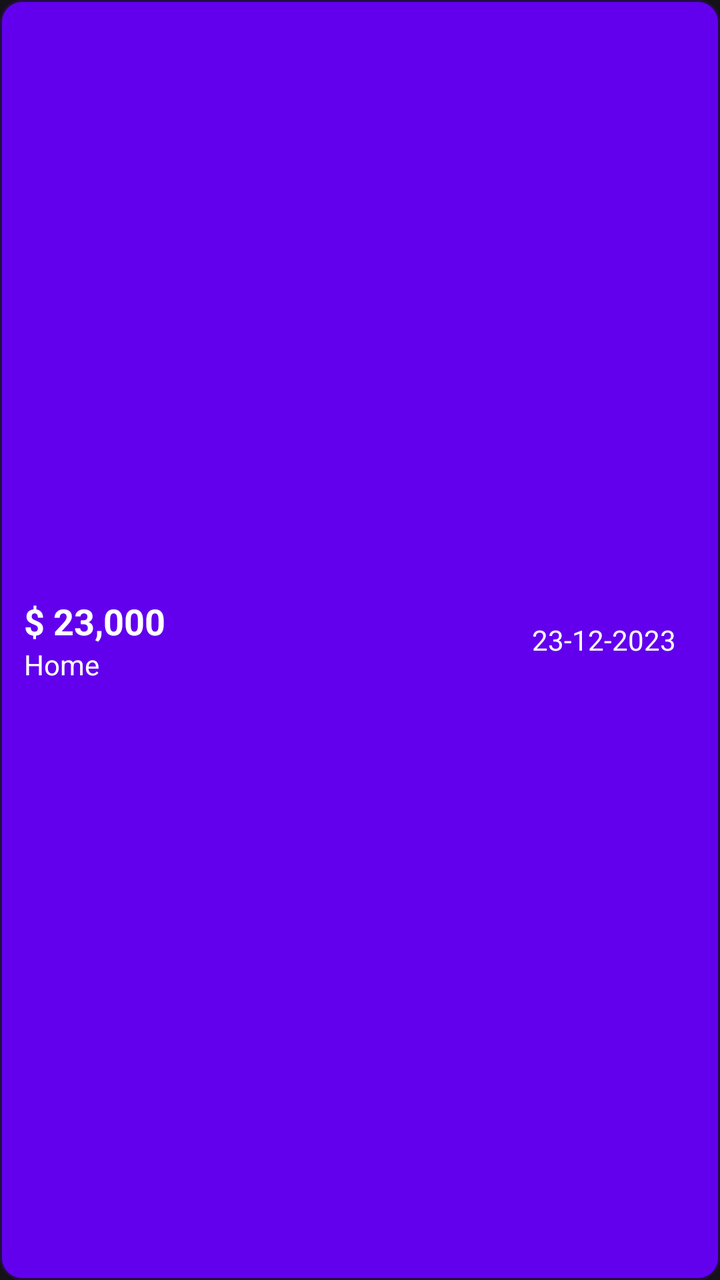
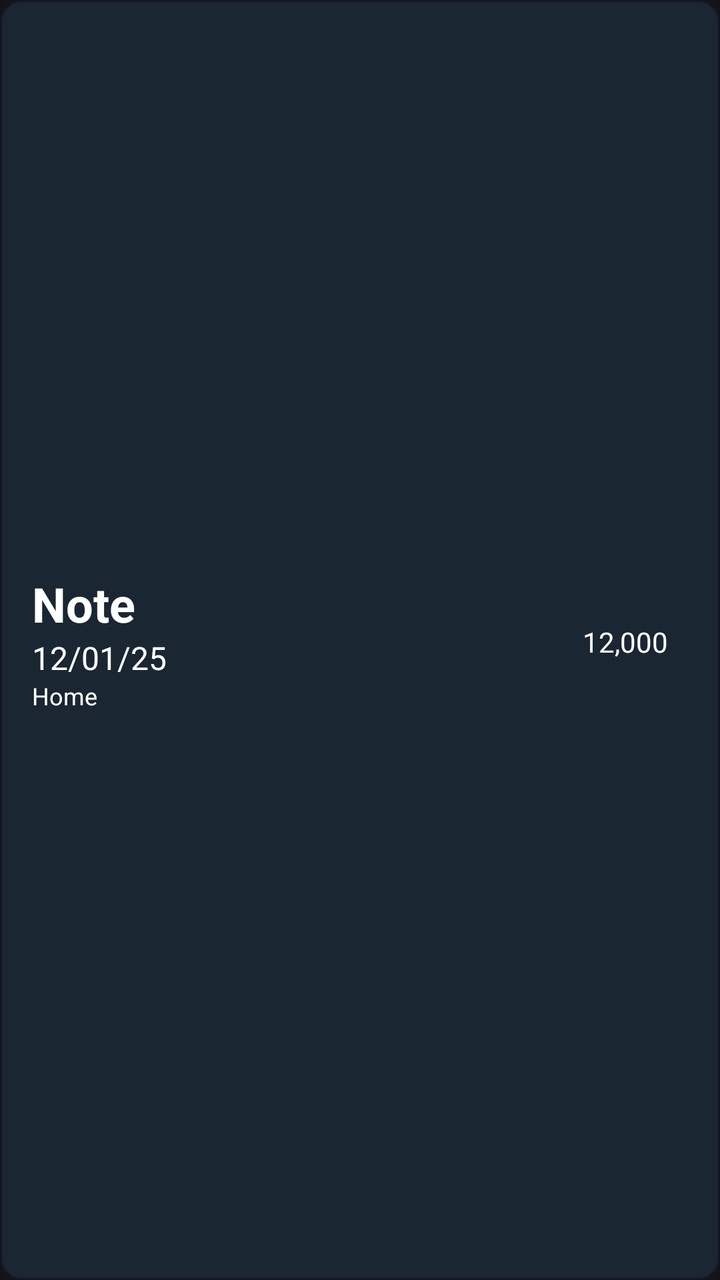

Two renders of the same Android screen: before a commit and after it. Below are the layout's source before the change and the commit's diff.
<!-- AndroidManifest.xml: application theme Theme.Material3.Dark.NoActionBar -->
<!-- res/layout/expense_item.xml -->
<?xml version="1.0" encoding="utf-8"?>
<LinearLayout xmlns:android="http://schemas.android.com/apk/res/android"
    android:orientation="horizontal"
    android:layout_width="match_parent"
    android:layout_height="wrap_content"
    android:padding="12dp"
    android:layout_marginBottom="10dp"
    android:gravity="center_vertical"
    android:backgroundTint="@color/purple_500"
    android:background="@drawable/inputs">

    
    <LinearLayout
        android:layout_width="0dp"
        android:layout_weight="2"
        android:layout_height="wrap_content"
        android:orientation="vertical">

        <TextView

            android:id="@+id/expenseDisplay"
            android:layout_width="wrap_content"
            android:layout_height="wrap_content"
            android:text="$ 23,000"
            android:textStyle="bold"
            android:textColor="@android:color/white"
            android:textSize="18sp"/>

        <TextView

            android:textColor="@color/white"
            android:id="@+id/categoryDisplay"
            android:layout_width="wrap_content"
            android:layout_height="wrap_content"
            android:text="Home"
            android:textSize="14sp"/>
    </LinearLayout>

    
    <TextView
        android:id="@+id/dateDisplay"
        android:layout_width="wrap_content"
        android:layout_height="wrap_content"
        android:text="23-12-2023"
        android:textColor="@android:color/white"
        android:textSize="14sp"
        android:layout_marginStart="10dp"
        android:layout_marginEnd="10dp"/>

</LinearLayout>
<!-- resources referenced by this layout -->
<resources>
  <color name="purple_500">#FF6200EE</color>
  <color name="white">#FFFFFFFF</color>
  <!-- drawable inputs (drawable) -->
  <?xml version="1.0" encoding="utf-8"?>
  <shape xmlns:android="http://schemas.android.com/apk/res/android">
  
      <solid android:color="#101929"></solid>
  
      <stroke android:color="#30f6f7f8" android:width="2dp"
          />
  
      <corners android:radius="10dp"
          />
  </shape>
</resources>

<!-- the commit's change to res/layout/expense_item.xml (unified diff, before → after) -->
@@ -3,10 +3,13 @@
     android:orientation="horizontal"
     android:layout_width="match_parent"
     android:layout_height="wrap_content"
-    android:padding="12dp"
+    android:paddingStart="16dp"
+    android:paddingEnd="16dp"
+    android:paddingTop="14dp"
+    android:paddingBottom="12dp"
     android:layout_marginBottom="10dp"
     android:gravity="center_vertical"
-    android:backgroundTint="@color/purple_500"
+    android:backgroundTint="#1a2632"
     android:background="@drawable/inputs">
 
     
@@ -18,13 +21,21 @@
 
         <TextView
 
-            android:id="@+id/expenseDisplay"
+            android:id="@+id/expenseNote"
             android:layout_width="wrap_content"
             android:layout_height="wrap_content"
-            android:text="$ 23,000"
+            android:text="Note"
             android:textStyle="bold"
             android:textColor="@android:color/white"
-            android:textSize="18sp"/>
+            android:textSize="24sp"/>
+
+        <TextView
+            android:id="@+id/dateDisplay"
+            android:layout_width="wrap_content"
+            android:layout_height="wrap_content"
+            android:text="12/01/25"
+            android:textColor="@android:color/white"
+            android:textSize="16sp"/>
 
         <TextView
 
@@ -33,15 +44,15 @@
             android:layout_width="wrap_content"
             android:layout_height="wrap_content"
             android:text="Home"
-            android:textSize="14sp"/>
+            android:textSize="12sp"/>
     </LinearLayout>
 
     
     <TextView
-        android:id="@+id/dateDisplay"
+        android:id="@+id/expenseDisplay"
         android:layout_width="wrap_content"
         android:layout_height="wrap_content"
-        android:text="23-12-2023"
+        android:text="12,000"
         android:textColor="@android:color/white"
         android:textSize="14sp"
         android:layout_marginStart="10dp"
<!-- resource entries referenced after the edit -->
@@ -1,6 +1,5 @@
 <!-- resources referenced by this layout -->
 <resources>
-  <color name="purple_500">#FF6200EE</color>
   <color name="white">#FFFFFFFF</color>
   <!-- drawable inputs (drawable) -->
   <?xml version="1.0" encoding="utf-8"?>
